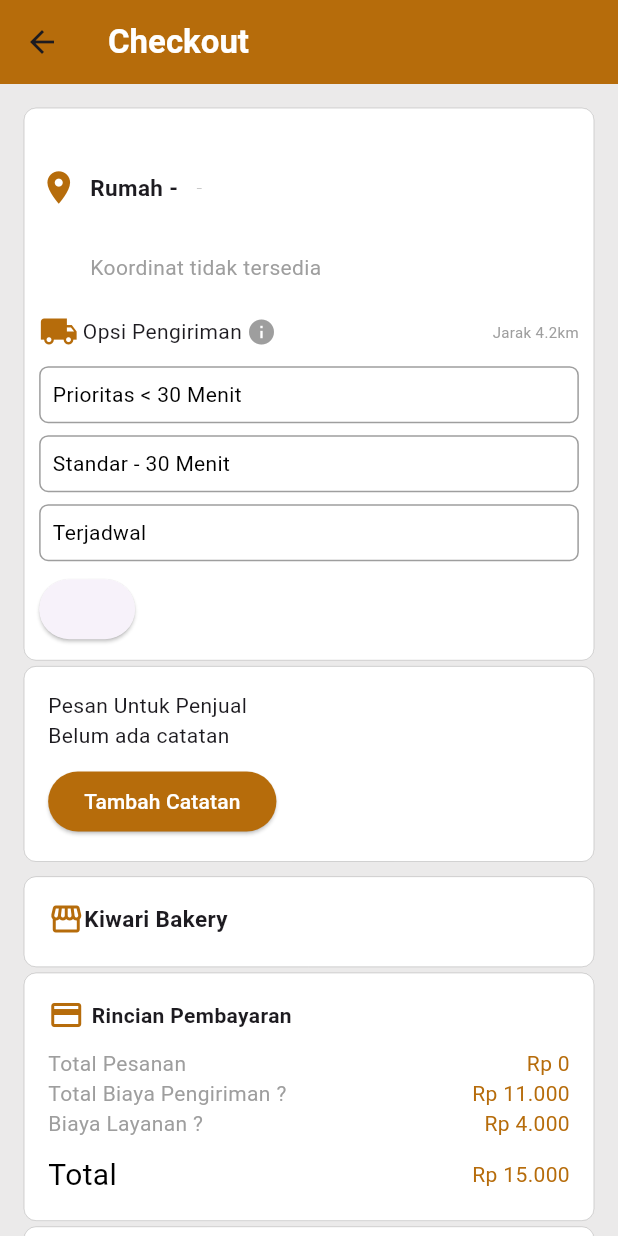
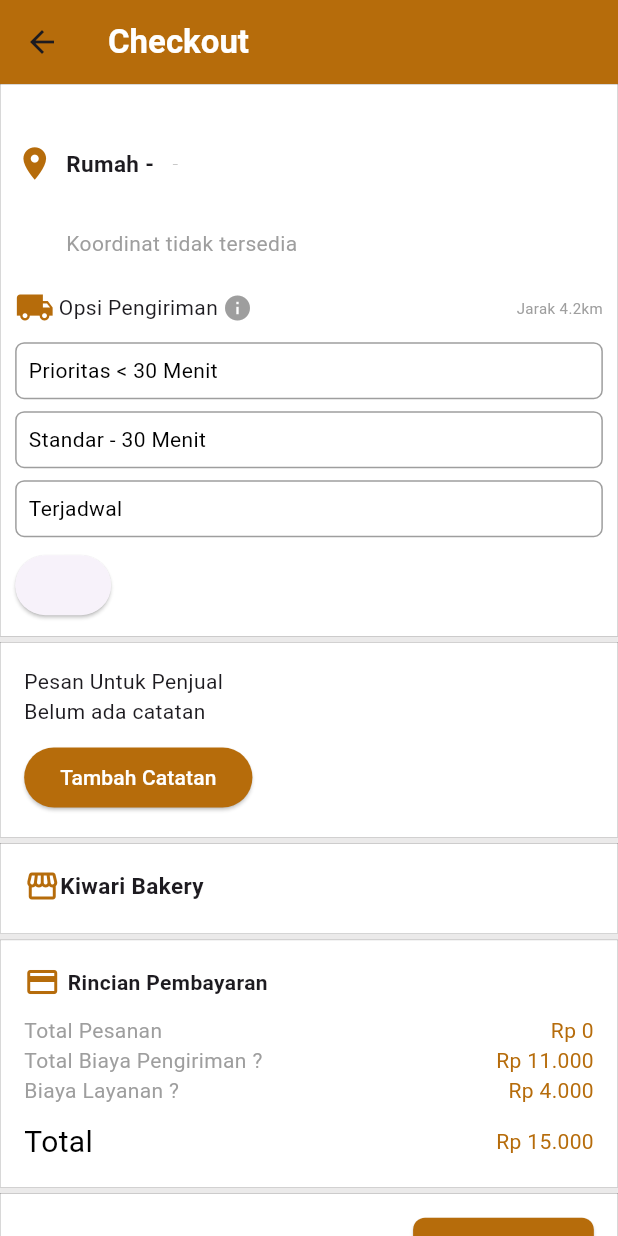
Before and after one commit to agungSN12/project_umkm, a Flutter app: the CheckoutPage screen opened directly with empty values, on a phone screen of 412 x 824 dp. Run offline on Flutter 3.47's test engine with Material 3 defaults, Android fonts, the light colour scheme and no system bars; our stand-ins replace cloud_firestore, firebase_auth, firebase_core, geolocator, google_maps_flutter, google_sign_in and 2 more; accounts and stored records are empty; network calls fail; Roboto replaces fonts that are missing (Sora).

Commit message:
menghapus beberapa container dan merubah padding di chckoutPage

```diff
--- a/lib/pages/checkOutPage.dart
+++ b/lib/pages/checkOutPage.dart
@@ -73,7 +73,7 @@ class _CheckoutPageState extends State<CheckoutPage> {
       ),
       body: SingleChildScrollView(
         child: Padding(
-          padding: const EdgeInsets.all(16),
+          padding: const EdgeInsets.all(0),
           child: Column(
             children: [
               Container(
@@ -81,7 +81,7 @@ class _CheckoutPageState extends State<CheckoutPage> {
                 decoration: BoxDecoration(
                   color: Colors.white,
                   border: Border.all(width: 0.1),
-                  borderRadius: BorderRadius.circular(8),
+                  borderRadius: BorderRadius.circular(0),
                 ),
                 child: Consumer<AuthService>(
                   builder: (context, auth, _) {
@@ -268,15 +268,15 @@ class _CheckoutPageState extends State<CheckoutPage> {
                 ),
               ),
 
+              // Bagian Note Ke penjual
               const SizedBox(height: 4),
-
               Container(
                 padding: const EdgeInsets.all(16),
                 width: double.infinity,
                 decoration: BoxDecoration(
                   color: Colors.white,
                   border: Border.all(width: 0.1),
-                  borderRadius: BorderRadius.circular(8),
+                  borderRadius: BorderRadius.circular(0),
                 ),
                 child: Column(
                   mainAxisAlignment: MainAxisAlignment.spaceBetween,
@@ -346,7 +346,7 @@ class _CheckoutPageState extends State<CheckoutPage> {
                 ),
               ),
               // Container Hasil Input dari catatan
-              const SizedBox(height: 10),
+              const SizedBox(height: 4),
 
               //  Detail Pesanan
               Container(
@@ -355,7 +355,7 @@ class _CheckoutPageState extends State<CheckoutPage> {
                 decoration: BoxDecoration(
                   color: Colors.white,
                   border: Border.all(width: 0.1),
-                  borderRadius: BorderRadius.circular(8),
+                  borderRadius: BorderRadius.circular(0),
                 ),
                 child: Column(
                   crossAxisAlignment: CrossAxisAlignment.start,
@@ -375,7 +375,7 @@ class _CheckoutPageState extends State<CheckoutPage> {
                         ),
                       ],
                     ),
-
+                    // Tampilan produk yang di beli
                     const SizedBox(height: 4),
                     Column(
                       children: widget.data.map((item) {
@@ -384,7 +384,7 @@ class _CheckoutPageState extends State<CheckoutPage> {
                           child: Row(
                             children: [
                               ClipRRect(
-                                borderRadius: BorderRadius.circular(8),
+                                borderRadius: BorderRadius.circular(0),
                                 child: Image.asset(
                                   item['image'],
                                   height: 100,
@@ -438,7 +438,7 @@ class _CheckoutPageState extends State<CheckoutPage> {
                 decoration: BoxDecoration(
                   color: Colors.white,
                   border: Border.all(width: 0.1),
-                  borderRadius: BorderRadius.circular(8),
+                  borderRadius: BorderRadius.circular(0),
                 ),
                 child: Column(
                   children: [
@@ -530,7 +530,7 @@ class _CheckoutPageState extends State<CheckoutPage> {
                 decoration: BoxDecoration(
                   color: Colors.white,
                   border: Border.all(width: 0.1),
-                  borderRadius: BorderRadius.circular(8),
+                  borderRadius: BorderRadius.circular(0),
                 ),
                 child: Row(
                   mainAxisAlignment: MainAxisAlignment.spaceBetween,
```
Also changed, not shown: lib/pages/userPage.dart (+2 -83 lines).
